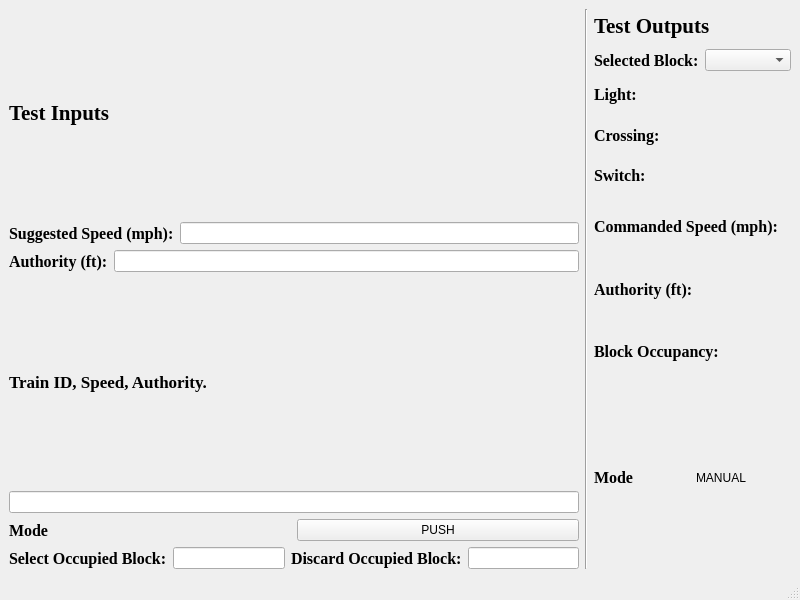
First picture: the form in Wayside_SW/Wayside_Testbench.ui, repository asmithie13/ECE-1140, before the edit.
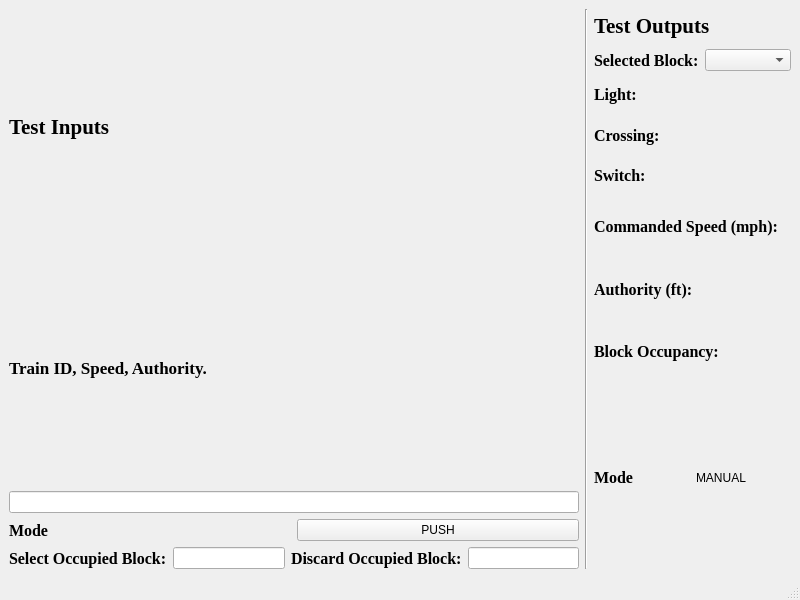
Second picture: the form after the edit.

Commit message: Changed testbench to get rid of useless slots.

What changed in the file:
```diff
--- a/Wayside_SW/Wayside_Testbench.ui
+++ b/Wayside_SW/Wayside_Testbench.ui
@@ -32,50 +32,6 @@
         </property>
        </widget>
       </item>
-      <item>
-       <layout class="QHBoxLayout" name="horizontalLayout_2">
-        <item>
-         <widget class="QLabel" name="label_2">
-          <property name="font">
-           <font>
-            <family>Times New Roman</family>
-            <pointsize>12</pointsize>
-            <weight>75</weight>
-            <bold>true</bold>
-           </font>
-          </property>
-          <property name="text">
-           <string>Suggested Speed (mph):</string>
-          </property>
-         </widget>
-        </item>
-        <item>
-         <widget class="QLineEdit" name="speedInput"/>
-        </item>
-       </layout>
-      </item>
-      <item>
-       <layout class="QHBoxLayout" name="horizontalLayout_3">
-        <item>
-         <widget class="QLabel" name="label_4">
-          <property name="font">
-           <font>
-            <family>Times New Roman</family>
-            <pointsize>12</pointsize>
-            <weight>75</weight>
-            <bold>true</bold>
-           </font>
-          </property>
-          <property name="text">
-           <string>Authority (ft):</string>
-          </property>
-         </widget>
-        </item>
-        <item>
-         <widget class="QLineEdit" name="authorityInput"/>
-        </item>
-       </layout>
-      </item>
       <item>
        <widget class="QLabel" name="label_7">
         <property name="font">
```
The commit also changes 1 other file.
